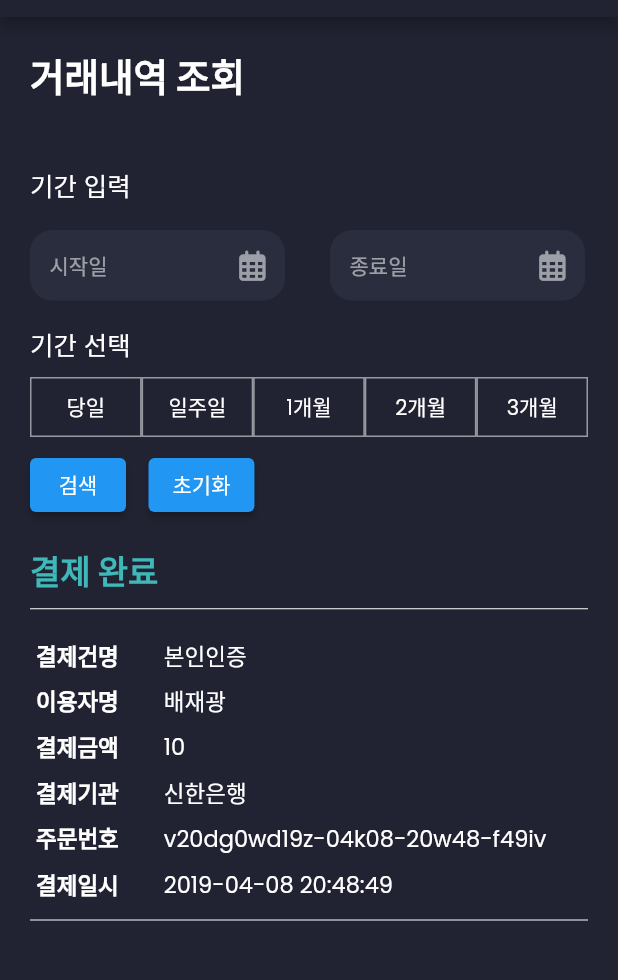
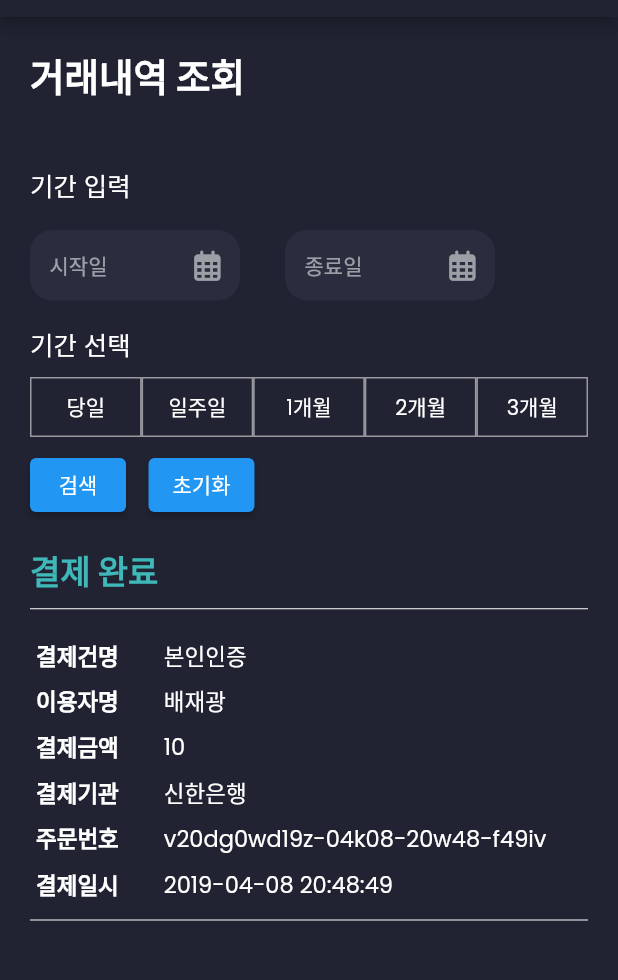
Before and after one commit to jinwoo-nam/Instapay-admin, a Flutter app: the screen it shows after launch, after a tap on "로그인", on a phone screen of 412 x 824 dp, the part 67-1047 px from its top. Run offline on Flutter 3.47's test engine with Material 2 defaults, Android fonts, the phone set to English and light mode, and no system bars; our stand-ins replace data_table_2, font_awesome_flutter, freezed_annotation, google_fonts, table_calendar; generated files the repository leaves out were written again.

Commit message:
tablet ui test

```diff
--- a/lib/main.dart
+++ b/lib/main.dart
@@ -28,7 +28,9 @@ class MyApp extends StatelessWidget {
             .apply(bodyColor: Colors.white),
         canvasColor: secondaryColor,
       ),
-      home: const RootScreen(),
+      home: OrientationBuilder(builder: (context,orientation) {
+        return const RootScreen();
+      }),
     );
   }
 }
--- a/lib/presentation/home/home_screen.dart
+++ b/lib/presentation/home/home_screen.dart
@@ -7,7 +7,6 @@ import 'package:instapay_admin/presentation/home/widgets/calc_history/calc_histo
 import 'package:instapay_admin/presentation/home/widgets/franchisee/franchisee_info/franchisee_info_widget.dart';
 import 'package:instapay_admin/presentation/home/widgets/franchisee/qr_manage/qr_manage_widget.dart';
 import 'package:instapay_admin/presentation/home/widgets/trade_history/trade_history_widget.dart';
-import 'package:instapay_admin/responsive/responsive.dart';
 import 'package:instapay_admin/ui/color.dart';
 import 'package:provider/provider.dart';
 
--- a/lib/presentation/home/widgets/calc_history/calc_history_widget.dart
+++ b/lib/presentation/home/widgets/calc_history/calc_history_widget.dart
@@ -16,6 +16,7 @@ class CalcHistoryWidget extends StatelessWidget {
   Widget build(BuildContext context) {
     final viewModel = context.watch<HomeViewModel>();
     final state = viewModel.state;
+    double dateContainerWidth = MediaQuery.of(context).size.width < 500 ? 140: 170;
 
     return SingleChildScrollView(
       child: Center(
@@ -58,7 +59,7 @@ class CalcHistoryWidget extends StatelessWidget {
                             borderRadius: BorderRadius.circular(15.0),
                             color: secondaryColor,
                           ),
-                          width: 170,
+                          width: dateContainerWidth,
                           child: Row(
                             mainAxisAlignment: MainAxisAlignment.spaceBetween,
                             children: [
--- a/lib/presentation/home/widgets/franchisee/qr_manage/qr_manage_widget.dart
+++ b/lib/presentation/home/widgets/franchisee/qr_manage/qr_manage_widget.dart
@@ -27,6 +27,8 @@ class QrManageWidget extends StatelessWidget {
     final selectButtonWidth = MediaQuery.of(context).size.width < 500
         ? (MediaQuery.of(context).size.width - 40) / 5
         : (500 - 40) / 5;
+    double dateContainerWidth = MediaQuery.of(context).size.width < 500 ? 140: 170;
+
 
     return SingleChildScrollView(
       child: Center(
@@ -74,7 +76,7 @@ class QrManageWidget extends StatelessWidget {
                                     borderRadius: BorderRadius.circular(15.0),
                                     color: secondaryColor,
                                   ),
-                                  width: 170,
+                                  width: dateContainerWidth,
                                   child: Row(
                                     mainAxisAlignment:
                                         MainAxisAlignment.spaceBetween,
@@ -112,7 +114,7 @@ class QrManageWidget extends StatelessWidget {
                                     borderRadius: BorderRadius.circular(15.0),
                                     color: secondaryColor,
                                   ),
-                                  width: 170,
+                                  width: dateContainerWidth,
                                   child: Row(
                                     mainAxisAlignment:
                                         MainAxisAlignment.spaceBetween,
--- a/lib/presentation/home/widgets/trade_history/components/trade_history_info_list_widget.dart
+++ b/lib/presentation/home/widgets/trade_history/components/trade_history_info_list_widget.dart
@@ -119,10 +119,12 @@ class TradeHistoryInfoListWidget extends StatelessWidget {
               const SizedBox(
                 width: 30,
               ),
-              Text(
-                paymentInfo.orderNumber,
-                style: const TextStyle(
-                  fontSize: 15,
+              Expanded(
+                child: Text(
+                  paymentInfo.orderNumber,
+                  style: const TextStyle(
+                    fontSize: 15,
+                  ),
                 ),
               ),
             ],
--- a/lib/presentation/home/widgets/trade_history/trade_history_widget.dart
+++ b/lib/presentation/home/widgets/trade_history/trade_history_widget.dart
@@ -26,6 +26,8 @@ class TradeHistoryWidget extends StatelessWidget {
     final selectButtonWidth = MediaQuery.of(context).size.width < 500
         ? (MediaQuery.of(context).size.width - 40) / 5
         : (500 - 40) / 5;
+    print(MediaQuery.of(context).size.width);
+    double dateContainerWidth = MediaQuery.of(context).size.width < 500 ? 140: 170;
 
     return SingleChildScrollView(
       child: Center(
@@ -73,7 +75,7 @@ class TradeHistoryWidget extends StatelessWidget {
                                     borderRadius: BorderRadius.circular(15.0),
                                     color: secondaryColor,
                                   ),
-                                  width: 170,
+                                  width: dateContainerWidth,
                                   child: Row(
                                     mainAxisAlignment:
                                         MainAxisAlignment.spaceBetween,
@@ -111,7 +113,7 @@ class TradeHistoryWidget extends StatelessWidget {
                                     borderRadius: BorderRadius.circular(15.0),
                                     color: secondaryColor,
                                   ),
-                                  width: 170,
+                                  width: dateContainerWidth,
                                   child: Row(
                                     mainAxisAlignment:
                                         MainAxisAlignment.spaceBetween,
```
